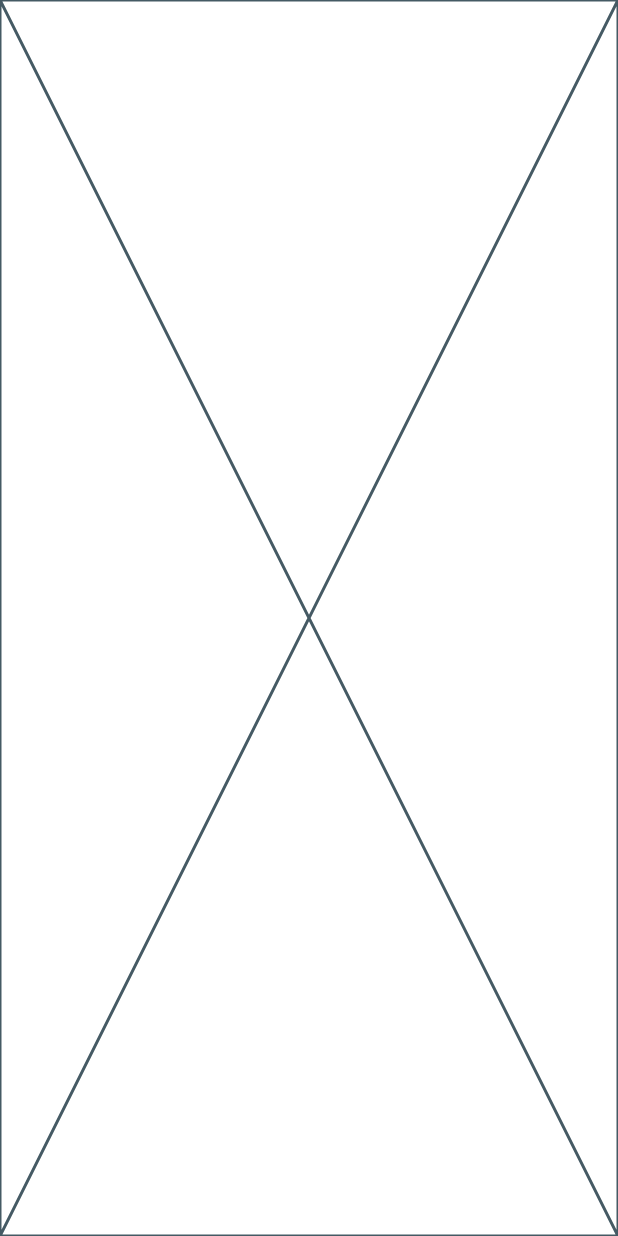
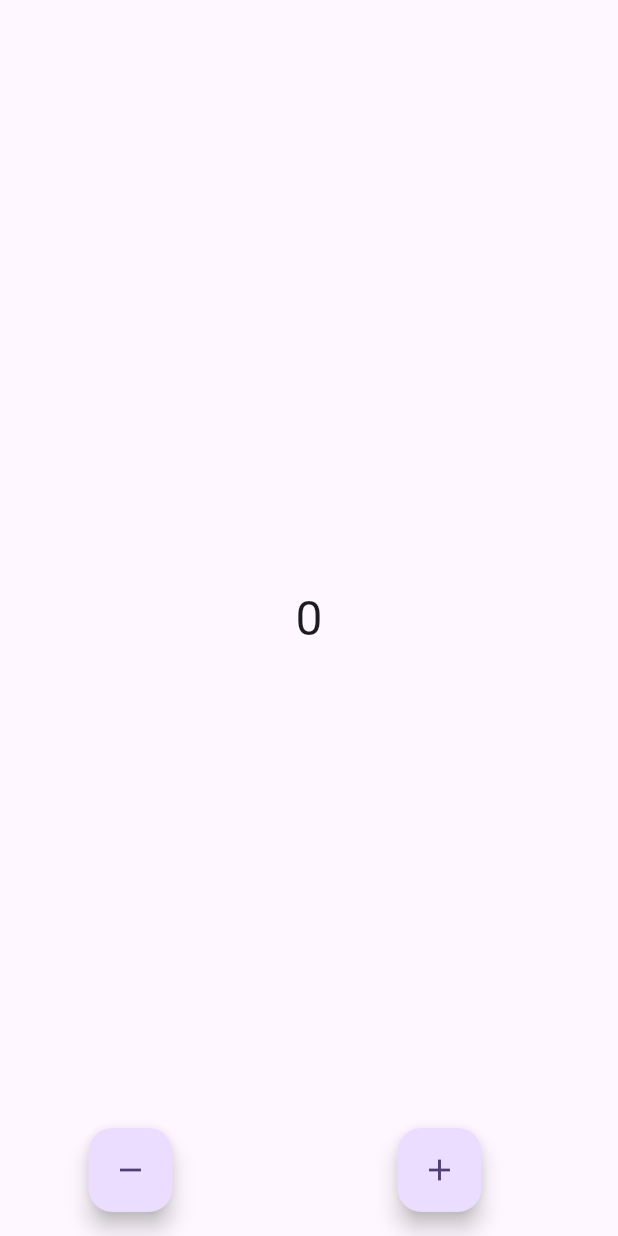
Before and after one commit to nbakh16/e_learning_course_app, a Flutter app: the screen it shows after launch, on a phone screen of 412 x 824 dp. Run offline on Flutter 3.47's test engine with Material 2 defaults, Android fonts, the phone set to English and light mode, and no system bars; our stand-ins replace flutter_bloc.

Commit message:
counter demo

```diff
--- /dev/null
+++ b/lib/app_blocs.dart
@@ -0,0 +1,16 @@
+import 'package:e_learning_course_app/app_events.dart';
+import 'package:e_learning_course_app/app_states.dart';
+import 'package:flutter_bloc/flutter_bloc.dart';
+
+class AppBlocs extends Bloc<AppEvents, AppStates>{
+  AppBlocs():super(InitState()){
+    on<Increment>((event, emit){
+      emit(AppStates(counter: state.counter+1));
+    });
+
+    on<Decrement>((event, emit){
+      emit(AppStates(counter: state.counter-1));
+    });
+  }
+
+}
--- /dev/null
+++ b/lib/app_events.dart
@@ -0,0 +1,11 @@
+class AppEvents{
+
+}
+
+class Increment extends AppEvents{
+
+}
+
+class Decrement extends AppEvents{
+
+}
--- /dev/null
+++ b/lib/app_states.dart
@@ -0,0 +1,9 @@
+class AppStates{
+  int counter;
+
+  AppStates({required this.counter});
+}
+
+class InitState extends AppStates{
+  InitState():super(counter: 0);
+}
--- a/lib/main.dart
+++ b/lib/main.dart
@@ -1,4 +1,8 @@
+import 'package:e_learning_course_app/app_blocs.dart';
+import 'package:e_learning_course_app/app_events.dart';
+import 'package:e_learning_course_app/app_states.dart';
 import 'package:flutter/material.dart';
+import 'package:flutter_bloc/flutter_bloc.dart';
 
 void main() {
   runApp(const ELearningApp());
@@ -9,13 +13,16 @@ class ELearningApp extends StatelessWidget {
 
   @override
   Widget build(BuildContext context) {
-    return MaterialApp(
-      title: 'e-learning',
-      theme: ThemeData(
-        colorScheme: ColorScheme.fromSeed(seedColor: Colors.deepPurple),
-        useMaterial3: true,
+    return BlocProvider(
+      create: (context) => AppBlocs(),
+      child: MaterialApp(
+        title: 'e-learning',
+        theme: ThemeData(
+          colorScheme: ColorScheme.fromSeed(seedColor: Colors.deepPurple),
+          useMaterial3: true,
+        ),
+        home: const HomeView(),
       ),
-      home: const HomeView(),
     );
   }
 }
@@ -25,6 +32,33 @@ class HomeView extends StatelessWidget {
 
   @override
   Widget build(BuildContext context) {
-    return const Placeholder();
+    return Scaffold(
+      body: Center(
+        child: BlocBuilder<AppBlocs, AppStates>(
+          builder: (context, state){
+            return Text('${BlocProvider.of<AppBlocs>(context).state.counter}',
+              style: Theme.of(context).textTheme.headlineLarge,
+            );
+          },
+        ),
+      ),
+      floatingActionButton: Row(
+        mainAxisAlignment: MainAxisAlignment.spaceAround,
+        children: [
+          FloatingActionButton(
+            onPressed: () {
+              BlocProvider.of<AppBlocs>(context).add(Decrement());
+            },
+            child: const Icon(Icons.remove),
+          ),
+          FloatingActionButton(
+            onPressed: () {
+              BlocProvider.of<AppBlocs>(context).add(Increment());
+            },
+            child: const Icon(Icons.add),
+          ),
+        ],
+      ),
+    );
   }
 }
```
